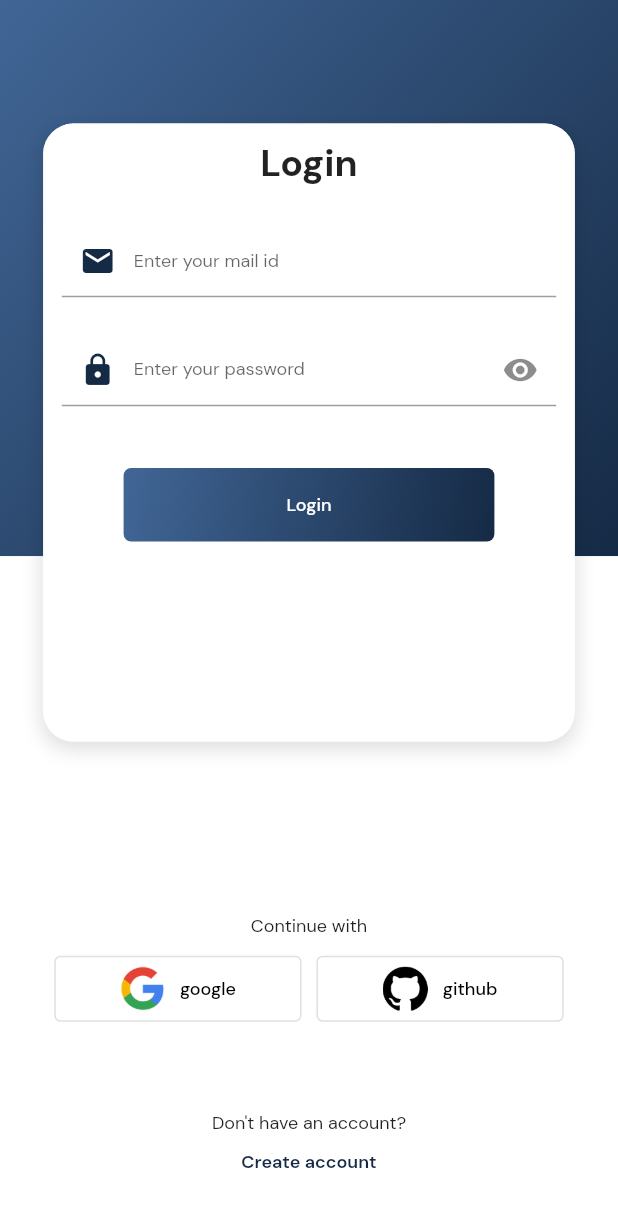
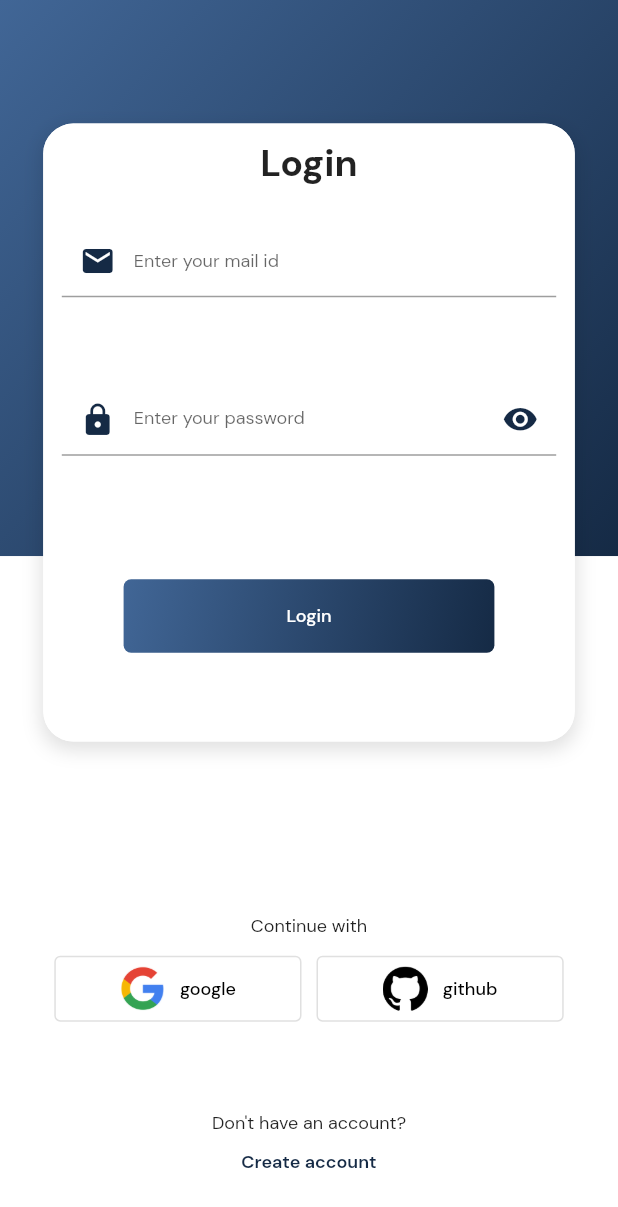
Before and after one commit to sujisujitha31/collaborative_task_manager, a Flutter app: the screen it shows after launch, on a phone screen of 412 x 824 dp. Shown: the top 1207 px of the screen. Run offline on Flutter 3.47's test engine with Material 2 defaults, Android fonts, the phone set to English and light mode, and no system bars; our stand-ins replace cloud_firestore, firebase_auth, firebase_core, get, google_fonts, logger and 1 more; missing offline and left inert: mailer; accounts and stored records are empty.

Commit message:
password visibility added, and desktop ui changed,login failed poup added

```diff
--- a/lib/pages/login/mobile_login_view.dart
+++ b/lib/pages/login/mobile_login_view.dart
@@ -78,6 +78,7 @@ class LoginBody extends StatelessWidget {
 
   @override
   Widget build(BuildContext context) {
+    return GetBuilder<LoginController>(builder: (con) {
       return Column(
         // crossAxisAlignment: CrossAxisAlignment.start,
         children: [
@@ -101,10 +102,25 @@ class LoginBody extends StatelessWidget {
                   color: violet,
                 )),
           ),
-        u.vFill(height * .03),
+          u.vFill(height * .07),
           TextFormField(
-          controller: controller.passwordController,
+            controller: con.passwordController,
+            // obscuringCharacter:"." ,
+            onFieldSubmitted: (value) {
+              controller.onLogin();
+            },
+            obscureText: con.passwordVisibilityOff.value,
             decoration: InputDecoration(
+              suffixIcon: IconButton(
+                  onPressed: () {
+                    con.changePasswordVisibility();
+                  },
+                  icon: Icon(
+                    con.passwordVisibilityOff.value
+                        ? Icons.visibility_rounded
+                        : Icons.visibility_off_rounded,
+                    color: violet,
+                  )),
               focusedBorder:
                   UnderlineInputBorder(borderSide: BorderSide(color: violet)),
               hintStyle: GoogleFonts.dmSans(fontSize: 12),
@@ -113,11 +129,9 @@ class LoginBody extends StatelessWidget {
                 Icons.lock,
                 color: violet,
               ),
-              suffixIcon: const Icon(
-                Icons.visibility,
-              )),
             ),
-        u.vFill(height * .05),
+          ),
+          u.vFill(height * .1),
           SizedBox(
             width: width * .6,
             child: Center(
@@ -145,6 +159,7 @@ class LoginBody extends StatelessWidget {
           )
         ],
       );
+    });
   }
 }
 
```
Also changed, not shown: lib/pages/login/desktop_login_view.dart (+14 -7 lines), lib/pages/login/login_controller.dart (+29 -2 lines), 1 other file. Lines whose indentation alone changed are shown as unchanged.
